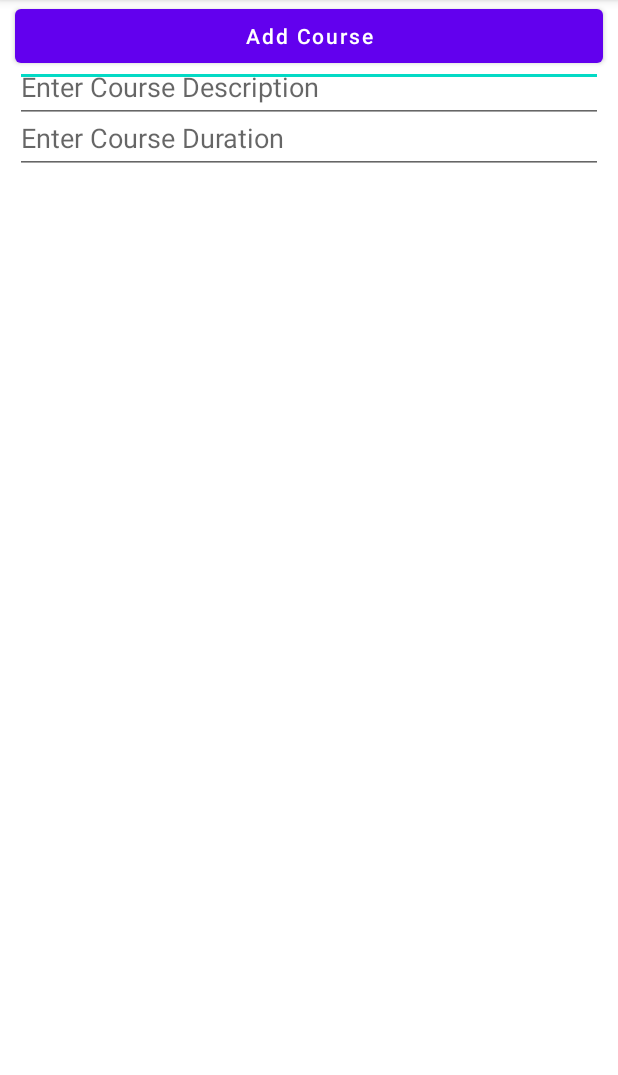
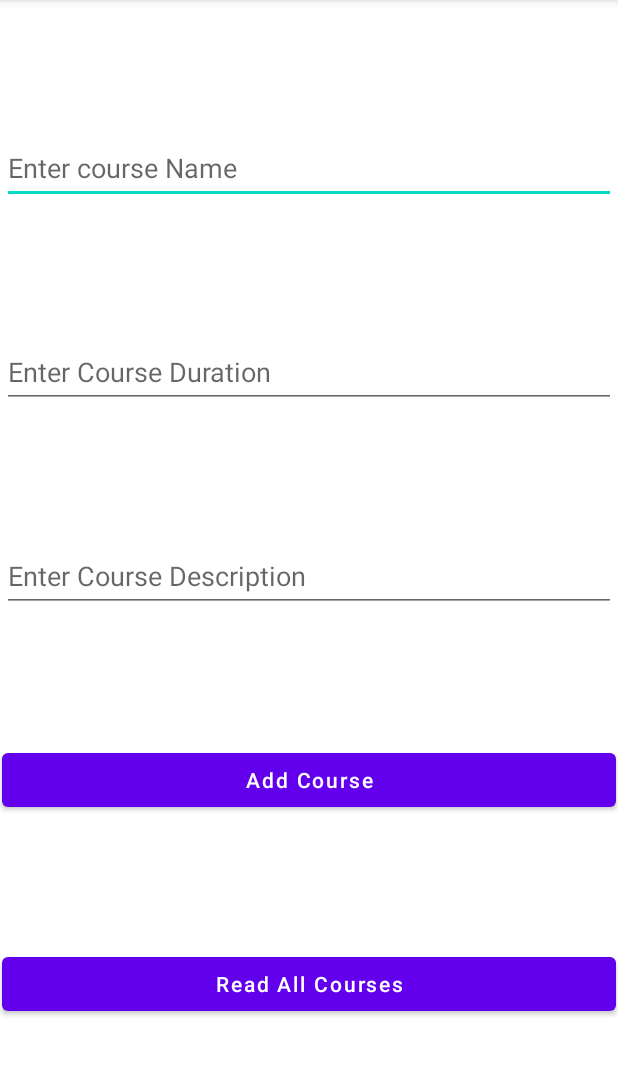
Before and after one commit to SaadNiaziDev/JAVA_DB, an Android app: the screen it shows after launch (MainActivity), on a phone screen of 412 x 824 dp, the part 84-1159 px from its top. Run offline under Robolectric (Android 15) with nearby library versions, the phone set to English and light mode, and no system bars.

Commit message:
Data Reading Add

```diff
--- a/app/src/main/res/layout/activity_main.xml
+++ b/app/src/main/res/layout/activity_main.xml
@@ -17,13 +17,13 @@
     <!--button for adding new course-->
     <EditText
         android:id="@+id/idEdtCourseName"
-        android:layout_width="match_parent"
+        android:layout_width="409dp"
         android:layout_height="wrap_content"
-        android:layout_margin="10dp"
         android:hint="@string/enter_course_name"
         android:importantForAutofill="no"
         android:inputType="text"
         android:minHeight="48dp"
+        app:layout_constraintBottom_toTopOf="@+id/idEdtCourseDuration"
         app:layout_constraintEnd_toEndOf="parent"
         app:layout_constraintStart_toStartOf="parent"
         app:layout_constraintTop_toTopOf="parent"
@@ -31,25 +31,24 @@
 
     <EditText
         android:id="@+id/idEdtCourseDuration"
-        android:layout_width="match_parent"
+        android:layout_width="409dp"
         android:layout_height="wrap_content"
-        android:layout_margin="10dp"
-        android:layout_marginStart="8dp"
         android:hint="@string/enter_course_duration"
         android:hintTextColor="#757575"
         android:importantForAutofill="no"
         android:inputType="text"
         android:minHeight="48dp"
+        app:layout_constraintBottom_toTopOf="@+id/idEdtCourseDescription"
+        app:layout_constraintEnd_toEndOf="parent"
+        app:layout_constraintHorizontal_bias="0.5"
         app:layout_constraintStart_toStartOf="parent"
         app:layout_constraintTop_toBottomOf="@+id/idEdtCourseName"
         tools:ignore="TextContrastCheck" />
 
     <EditText
         android:id="@+id/idEdtCourseDescription"
-        android:layout_width="match_parent"
+        android:layout_width="409dp"
         android:layout_height="wrap_content"
-        android:layout_margin="10dp"
-        android:layout_marginBottom="192dp"
         android:hint="@string/enter_course_description"
         android:hintTextColor="#757575"
         android:importantForAutofill="no"
@@ -57,30 +56,32 @@
         android:minHeight="48dp"
         app:layout_constraintBottom_toTopOf="@+id/idBtnAddCourse"
         app:layout_constraintEnd_toEndOf="parent"
-        app:layout_constraintHorizontal_bias="0.842"
         app:layout_constraintStart_toStartOf="parent"
         app:layout_constraintTop_toBottomOf="@+id/idEdtCourseDuration"
         tools:ignore="TextContrastCheck,TextContrastCheck" />
 
     <Button
         android:id="@+id/idBtnAddCourse"
-        android:layout_width="match_parent"
+        android:layout_width="409dp"
         android:layout_height="wrap_content"
-        android:layout_margin="10dp"
         android:text="@string/add_course"
         android:textAllCaps="false"
+        app:layout_constraintBottom_toTopOf="@+id/idBtnReadCourse"
         app:layout_constraintEnd_toEndOf="parent"
-        app:layout_constraintHorizontal_bias="0.157"
         app:layout_constraintStart_toStartOf="parent"
-        tools:ignore="MissingConstraints"
-        tools:layout_editor_absoluteY="187dp" />
+        app:layout_constraintTop_toBottomOf="@+id/idEdtCourseDescription"
+        tools:ignore="MissingConstraints" />
 
-    <androidx.recyclerview.widget.RecyclerView
-        android:id="@+id/recyclerView"
+    <Button
+        android:id="@+id/idBtnReadCourse"
         android:layout_width="409dp"
-        android:layout_height="494dp"
+        android:layout_height="wrap_content"
+        android:text="@string/read_all_courses"
+        android:textAllCaps="false"
         app:layout_constraintBottom_toBottomOf="parent"
         app:layout_constraintEnd_toEndOf="parent"
-        app:layout_constraintStart_toStartOf="parent" />
+        app:layout_constraintHorizontal_bias="0.5"
+        app:layout_constraintStart_toStartOf="parent"
+        app:layout_constraintTop_toBottomOf="@+id/idBtnAddCourse" />
 
 </androidx.constraintlayout.widget.ConstraintLayout>
--- a/app/src/main/res/values/strings.xml
+++ b/app/src/main/res/values/strings.xml
@@ -4,4 +4,5 @@
     <string name="enter_course_name">Enter course Name</string>
     <string name="enter_course_duration">Enter Course Duration</string>
     <string name="enter_course_description">Enter Course Description</string>
+    <string name="read_all_courses">Read All Courses</string>
 </resources>
```
Also changed, not shown: app/src/main/java/com/example/crud/CourseModal.java (added, +57 -0 lines), app/src/main/java/com/example/crud/DBHandler.java (added, +89 -0 lines).
